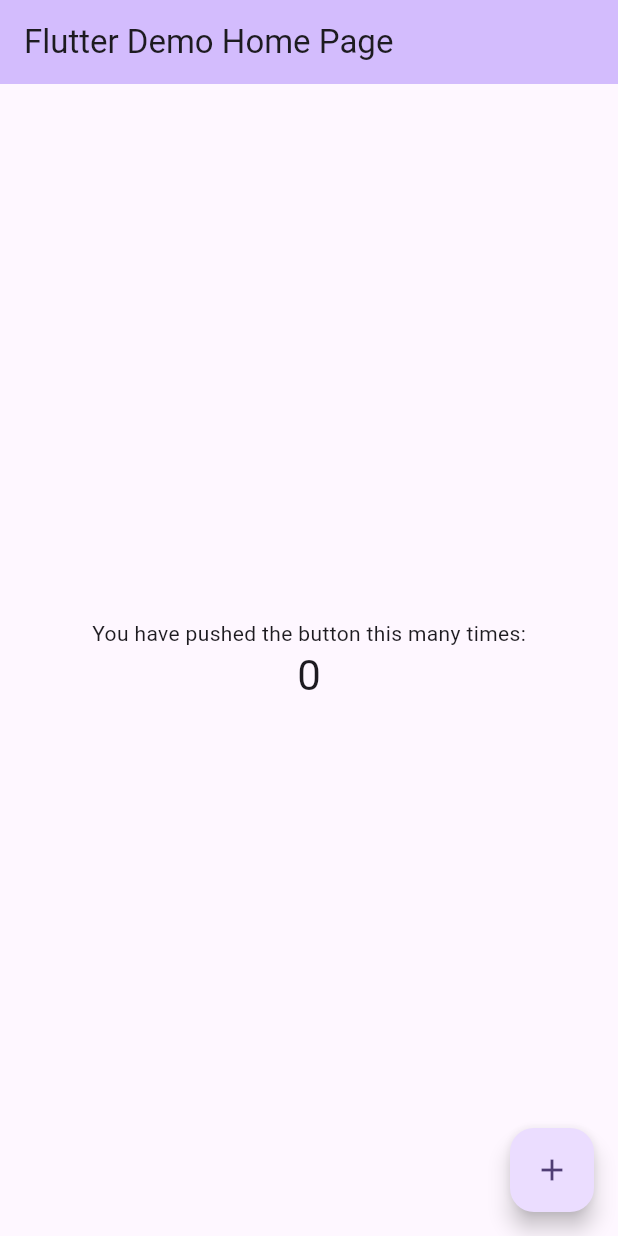
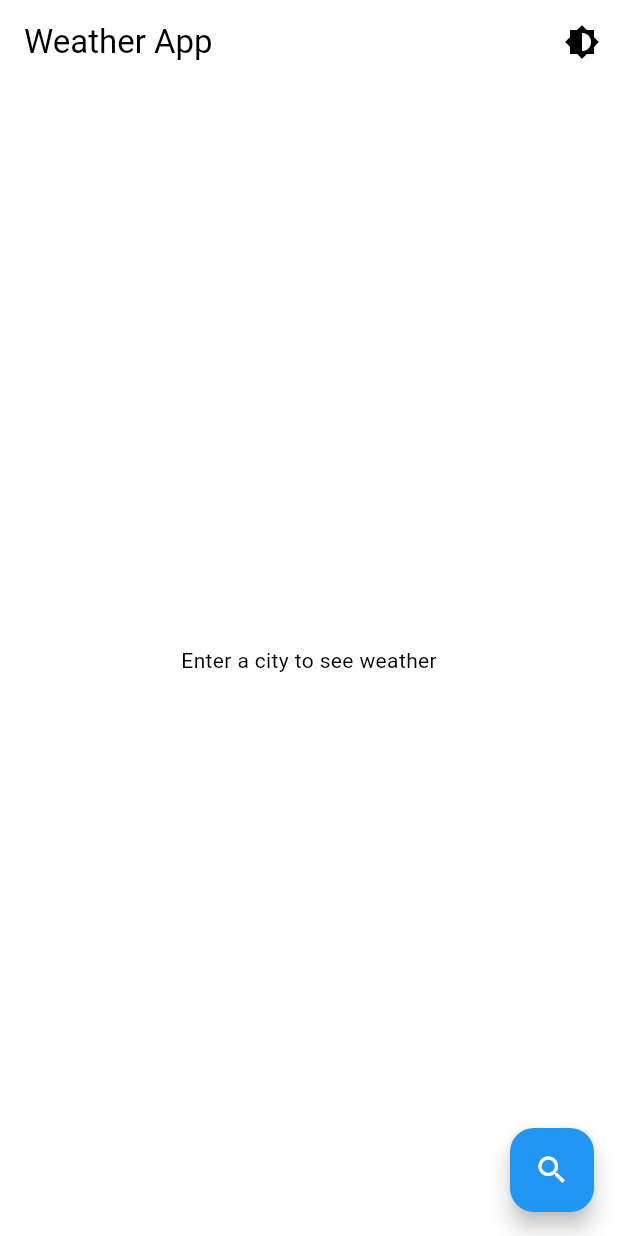
Before and after one commit to alireza-k74/WeatherApp_Flutter, a Flutter app: the screen it shows after launch, on a phone screen of 412 x 824 dp. Run offline on Flutter 3.47's test engine with Material 3 defaults, Android fonts, the phone set to English and light mode, and no system bars; our stand-ins replace equatable, flutter_bloc.

Commit message:
create app

```diff
--- /dev/null
+++ b/lib/blocs/theme/theme_bloc.dart
@@ -0,0 +1,13 @@
+import 'package:flutter_bloc/flutter_bloc.dart';
+import '../../utils/theme_data.dart';
+import 'theme_event.dart';
+import 'theme_state.dart';
+
+class ThemeBloc extends Bloc<ThemeEvent, ThemeState> {
+  ThemeBloc() : super(ThemeState(AppTheme.lightTheme)) {
+    on<ToggleTheme>((event, emit) {
+      final isLightTheme = state.themeData == AppTheme.lightTheme;
+      emit(ThemeState(isLightTheme ? AppTheme.darkTheme : AppTheme.lightTheme));
+    });
+  }
+}
--- /dev/null
+++ b/lib/blocs/theme/theme_event.dart
@@ -0,0 +1,3 @@
+abstract class ThemeEvent {}
+
+class ToggleTheme extends ThemeEvent {}
--- /dev/null
+++ b/lib/blocs/theme/theme_state.dart
@@ -0,0 +1,7 @@
+import 'package:flutter/material.dart';
+
+class ThemeState {
+  final ThemeData themeData;
+
+  ThemeState(this.themeData);
+}
--- /dev/null
+++ b/lib/blocs/weather/weather_bloc.dart
@@ -0,0 +1,20 @@
+import 'package:flutter_bloc/flutter_bloc.dart';
+import 'weather_event.dart';
+import 'weather_state.dart';
+import '../../repositories/weather_repository.dart';
+
+class WeatherBloc extends Bloc<WeatherEvent, WeatherState> {
+  final WeatherRepository weatherRepository;
+
+  WeatherBloc(this.weatherRepository) : super(WeatherInitial()) {
+    on<FetchWeather>((event, emit) async {
+      emit(WeatherLoading());
+      try {
+        final weather = await weatherRepository.getWeather(event.city);
+        emit(WeatherLoaded(weather));
+      } catch (e) {
+        emit(WeatherError('Could not fetch weather'));
+      }
+    });
+  }
+}
--- /dev/null
+++ b/lib/blocs/weather/weather_event.dart
@@ -0,0 +1,15 @@
+import 'package:equatable/equatable.dart';
+
+abstract class WeatherEvent extends Equatable {
+  @override
+  List<Object> get props => [];
+}
+
+class FetchWeather extends WeatherEvent {
+  final String city;
+
+  FetchWeather(this.city);
+
+  @override
+  List<Object> get props => [city];
+}
--- /dev/null
+++ b/lib/blocs/weather/weather_state.dart
@@ -0,0 +1,29 @@
+import 'package:equatable/equatable.dart';
+import '../../models/weather_model.dart';
+
+abstract class WeatherState extends Equatable {
+  @override
+  List<Object?> get props => [];
+}
+
+class WeatherInitial extends WeatherState {}
+
+class WeatherLoading extends WeatherState {}
+
+class WeatherLoaded extends WeatherState {
+  final Weather weather;
+
+  WeatherLoaded(this.weather);
+
+  @override
+  List<Object?> get props => [weather];
+}
+
+class WeatherError extends WeatherState {
+  final String message;
+
+  WeatherError(this.message);
+
+  @override
+  List<Object?> get props => [message];
+}
--- a/lib/main.dart
+++ b/lib/main.dart
@@ -1,125 +1,38 @@
 import 'package:flutter/material.dart';
+import 'package:flutter_bloc/flutter_bloc.dart';
+import 'package:weatherapp_flutter/blocs/theme/theme_state.dart';
+import 'blocs/weather/weather_bloc.dart';
+import 'blocs/theme/theme_bloc.dart';
+import 'repositories/weather_repository.dart';
+import 'services/weather_api_service.dart';
+import 'ui/screens/weather_screen.dart';
 
 void main() {
-  runApp(const MyApp());
+  runApp(MyApp());
 }
 
 class MyApp extends StatelessWidget {
   const MyApp({super.key});
 
-  // This widget is the root of your application.
   @override
   Widget build(BuildContext context) {
-    return MaterialApp(
-      title: 'Flutter Demo',
-      theme: ThemeData(
-        // This is the theme of your application.
-        //
-        // TRY THIS: Try running your application with "flutter run". You'll see
-        // the application has a purple toolbar. Then, without quitting the app,
-        // try changing the seedColor in the colorScheme below to Colors.green
-        // and then invoke "hot reload" (save your changes or press the "hot
-        // reload" button in a Flutter-supported IDE, or press "r" if you used
-        // the command line to start the app).
-        //
-        // Notice that the counter didn't reset back to zero; the application
-        // state is not lost during the reload. To reset the state, use hot
-        // restart instead.
-        //
-        // This works for code too, not just values: Most code changes can be
-        // tested with just a hot reload.
-        colorScheme: ColorScheme.fromSeed(seedColor: Colors.deepPurple),
-        useMaterial3: true,
+    return MultiBlocProvider(
+      providers: [
+        BlocProvider(create: (context) => ThemeBloc()),
+        BlocProvider(
+          create: (context) => WeatherBloc(
+            WeatherRepository(apiService: WeatherApiService()),
+          ),
+        ),
+      ],
+      child: BlocBuilder<ThemeBloc, ThemeState>(
+        builder: (context, state) {
+          return MaterialApp(
+            theme: state.themeData,
+            home: WeatherScreen(),
+          );
+        },
       ),
-      home: const MyHomePage(title: 'Flutter Demo Home Page'),
     );
   }
 }
-
-class MyHomePage extends StatefulWidget {
-  const MyHomePage({super.key, required this.title});
-
-  // This widget is the home page of your application. It is stateful, meaning
-  // that it has a State object (defined below) that contains fields that affect
-  // how it looks.
-
-  // This class is the configuration for the state. It holds the values (in this
-  // case the title) provided by the parent (in this case the App widget) and
-  // used by the build method of the State. Fields in a Widget subclass are
-  // always marked "final".
-
-  final String title;
-
-  @override
-  State<MyHomePage> createState() => _MyHomePageState();
-}
-
-class _MyHomePageState extends State<MyHomePage> {
-  int _counter = 0;
-
-  void _incrementCounter() {
-    setState(() {
-      // This call to setState tells the Flutter framework that something has
-      // changed in this State, which causes it to rerun the build method below
-      // so that the display can reflect the updated values. If we changed
-      // _counter without calling setState(), then the build method would not be
-      // called again, and so nothing would appear to happen.
-      _counter++;
-    });
-  }
-
-  @override
-  Widget build(BuildContext context) {
-    // This method is rerun every time setState is called, for instance as done
-    // by the _incrementCounter method above.
-    //
-    // The Flutter framework has been optimized to make rerunning build methods
-    // fast, so that you can just rebuild anything that needs updating rather
-    // than having to individually change instances of widgets.
-    return Scaffold(
-      appBar: AppBar(
-        // TRY THIS: Try changing the color here to a specific color (to
-        // Colors.amber, perhaps?) and trigger a hot reload to see the AppBar
-        // change color while the other colors stay the same.
-        backgroundColor: Theme.of(context).colorScheme.inversePrimary,
-        // Here we take the value from the MyHomePage object that was created by
-        // the App.build method, and use it to set our appbar title.
-        title: Text(widget.title),
-      ),
-      body: Center(
-        // Center is a layout widget. It takes a single child and positions it
-        // in the middle of the parent.
-        child: Column(
-          // Column is also a layout widget. It takes a list of children and
-          // arranges them vertically. By default, it sizes itself to fit its
-          // children horizontally, and tries to be as tall as its parent.
-          //
-          // Column has various properties to control how it sizes itself and
-          // how it positions its children. Here we use mainAxisAlignment to
-          // center the children vertically; the main axis here is the vertical
-          // axis because Columns are vertical (the cross axis would be
-          // horizontal).
-          //
-          // TRY THIS: Invoke "debug painting" (choose the "Toggle Debug Paint"
-          // action in the IDE, or press "p" in the console), to see the
-          // wireframe for each widget.
-          mainAxisAlignment: MainAxisAlignment.center,
-          children: <Widget>[
-            const Text(
-              'You have pushed the button this many times:',
-            ),
-            Text(
-              '$_counter',
-              style: Theme.of(context).textTheme.headlineMedium,
-            ),
-          ],
-        ),
-      ),
-      floatingActionButton: FloatingActionButton(
-        onPressed: _incrementCounter,
-        tooltip: 'Increment',
-        child: const Icon(Icons.add),
-      ), // This trailing comma makes auto-formatting nicer for build methods.
-    );
-  }
-}
--- /dev/null
+++ b/lib/models/weather_model.dart
@@ -0,0 +1,20 @@
+class Weather {
+  final String cityName;
+  final double temperature;
+  final String description;
+
+  Weather({
+    required this.cityName,
+    required this.temperature,
+    required this.description,
+  });
+
+  factory Weather.fromJson(Map<String, dynamic> json) {
+    return Weather(
+      cityName: json['name'],
+      temperature:
+          (json['main']['temp'] - 273.15), // Convert from Kelvin to Celsius
+      description: json['weather'][0]['description'],
+    );
+  }
+}
--- /dev/null
+++ b/lib/repositories/weather_repository.dart
@@ -0,0 +1,12 @@
+import '../models/weather_model.dart';
+import '../services/weather_api_service.dart';
+
+class WeatherRepository {
+  final WeatherApiService apiService;
+
+  WeatherRepository({required this.apiService});
+
+  Future<Weather> getWeather(String city) async {
+    return await apiService.fetchWeather(city);
+  }
+}
--- /dev/null
+++ b/lib/services/weather_api_service.dart
@@ -0,0 +1,20 @@
+import 'dart:convert';
+import 'package:http/http.dart' as http;
+import '../models/weather_model.dart';
+
+class WeatherApiService {
+  final String apiKey =
+      '1d5741f5703d545f95b70a7288ac2e2a'; // Add your OpenWeatherMap API key.
+
+  Future<Weather> fetchWeather(String city) async {
+    final url =
+        'https://api.openweathermap.org/data/2.5/weather?q=$city&appid=$apiKey';
+    final response = await http.get(Uri.parse(url));
+
+    if (response.statusCode == 200) {
+      return Weather.fromJson(jsonDecode(response.body));
+    } else {
+      throw Exception('Failed to fetch weather data');
+    }
+  }
+}
--- /dev/null
+++ b/lib/ui/screens/weather_screen.dart
@@ -0,0 +1,58 @@
+import 'package:flutter/material.dart';
+import 'package:flutter_bloc/flutter_bloc.dart';
+import '../../blocs/weather/weather_bloc.dart';
+import '../../blocs/weather/weather_event.dart';
+import '../../blocs/weather/weather_state.dart';
+import '../../blocs/theme/theme_bloc.dart';
+import '../../blocs/theme/theme_event.dart';
+
+class WeatherScreen extends StatelessWidget {
+  const WeatherScreen({super.key});
+
+  @override
+  Widget build(BuildContext context) {
+    return Scaffold(
+      appBar: AppBar(
+        title: Text('Weather App'),
+        actions: [
+          IconButton(
+            icon: Icon(Icons.brightness_6),
+            onPressed: () => context.read<ThemeBloc>().add(ToggleTheme()),
+          ),
+        ],
+      ),
+      body: Center(
+        child: Column(
+          mainAxisAlignment: MainAxisAlignment.center,
+          children: [
+            BlocBuilder<WeatherBloc, WeatherState>(
+              builder: (context, state) {
+                if (state is WeatherInitial) {
+                  return Text('Enter a city to see weather');
+                } else if (state is WeatherLoading) {
+                  return CircularProgressIndicator();
+                } else if (state is WeatherLoaded) {
+                  final weather = state.weather;
+                  return Column(
+                    children: [
+                      Text(weather.cityName),
+                      Text('${weather.temperature.toStringAsFixed(1)} °C'),
+                      Text(weather.description),
+                    ],
+                  );
+                } else {
+                  return Text('Failed to load weather');
+                }
+              },
+            ),
+          ],
+        ),
+      ),
+      floatingActionButton: FloatingActionButton(
+        onPressed: () =>
+            context.read<WeatherBloc>().add(FetchWeather('New York')),
+        child: Icon(Icons.search),
+      ),
+    );
+  }
+}
--- /dev/null
+++ b/lib/utils/theme_data.dart
@@ -0,0 +1,23 @@
+import 'package:flutter/material.dart';
+
+class AppTheme {
+  static final lightTheme = ThemeData(
+    brightness: Brightness.light,
+    primaryColor: Colors.blue,
+    colorScheme: ColorScheme.fromSwatch(
+      primarySwatch: Colors.blue,
+    ).copyWith(
+      secondary: Colors.blueAccent, // Define accent color
+    ),
+  );
+
+  static final darkTheme = ThemeData(
+    brightness: Brightness.dark,
+    primaryColor: Colors.black,
+    colorScheme: ColorScheme.fromSwatch(
+      primarySwatch: Colors.grey,
+    ).copyWith(
+      secondary: Colors.orangeAccent, // Define accent color
+    ),
+  );
+}
```
Also changed, not shown: pubspec.yaml (+7 -3 lines), lib/ui/widgets/loading_spinner.dart (added).
